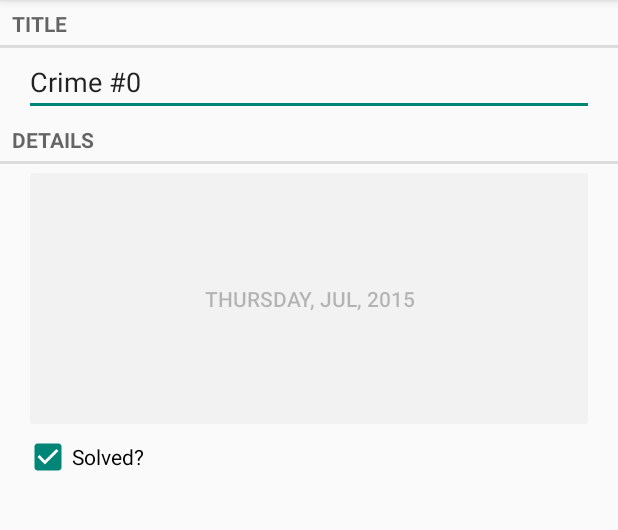
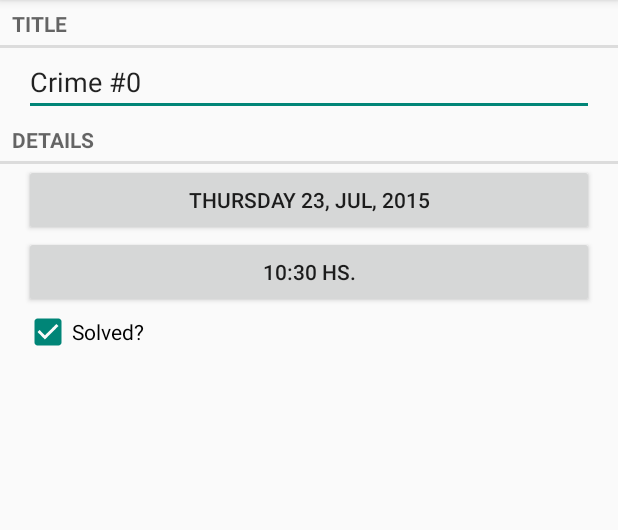
Before and after one commit to matir91/LearningAndroid, an Android app: the CrimeFragment screen opened directly, with no data from a screen before it, on a phone screen of 412 x 824 dp, the part 84-614 px from its top. Run offline under Robolectric (Android 15) with nearby library versions, the light colour scheme and no system bars.

Commit message:
Chapter 12 finished

```diff
--- a/CriminalIntent/app/src/main/java/criminalintent/mirland/xmartlabs/com/criminalintent/CrimeFragment.java
+++ b/CriminalIntent/app/src/main/java/criminalintent/mirland/xmartlabs/com/criminalintent/CrimeFragment.java
@@ -1,7 +1,10 @@
 package criminalintent.mirland.xmartlabs.com.criminalintent;
 
+import android.app.Activity;
+import android.content.Intent;
 import android.os.Bundle;
 import android.support.v4.app.Fragment;
+import android.support.v4.app.FragmentManager;
 import android.text.Editable;
 import android.text.TextWatcher;
 import android.view.LayoutInflater;
@@ -12,6 +15,7 @@ import android.widget.CheckBox;
 import android.widget.CompoundButton;
 import android.widget.EditText;
 
+import java.util.Date;
 import java.util.UUID;
 
 import static criminalintent.mirland.xmartlabs.com.criminalintent.R.layout.fragment_crime;
@@ -23,11 +27,17 @@ public class CrimeFragment extends Fragment {
     public static final String EXTRA_CRIME_ID =
             "com.bignerdranch.android.criminalintent.crime_id";
 
+    private static final String DIALOG_DATE = "date";
+    private static final String DIALOG_TIME = "time";
+    private static final int REQUEST_DATE = 0;
+    private static final int REQUEST_TIME = 1;
+
     private Crime mCrime;
+
     private EditText mTitleField;
+    private Button mDateButton, mTimeButton;
+    private CheckBox mSolvedCheckBox;
 
-    private Button mDateButton;
-    private CheckBox mSolvedCheckBox;
 
     public CrimeFragment() {
     }
@@ -78,9 +88,32 @@ public class CrimeFragment extends Fragment {
         });
 
         mDateButton = (Button)v.findViewById(R.id.crime_date);
-        android.text.format.DateFormat df = new android.text.format.DateFormat();
-        mDateButton.setText(df.format("EEEE, MMM, yyyy", mCrime.getDate()));
-        mDateButton.setEnabled(false);
+ //       android.text.format.DateFormat df = new android.text.format.DateFormat();
+ //       mDateButton.setText(df.format("EEEE, MMM, yyyy", mCrime.getDate()));
+        mDateButton.setOnClickListener(new View.OnClickListener() {
+            public void onClick(View v) {
+                FragmentManager fm = getActivity()
+                        .getSupportFragmentManager();
+                DatePickerFragment dialog = DatePickerFragment
+                        .newInstance(mCrime.getDate());
+                dialog.setTargetFragment(CrimeFragment.this, REQUEST_DATE);
+                dialog.show(fm, DIALOG_DATE);
+            }
+        });
+
+        mTimeButton = (Button)v.findViewById(R.id.crime_time);
+//        mTimeButton.setText(df.format("k:m:s", mCrime.getDate()));
+        mTimeButton.setOnClickListener(new View.OnClickListener() {
+            public void onClick(View v) {
+                FragmentManager fm = getActivity()
+                        .getSupportFragmentManager();
+                TimePickerFragment dialog = TimePickerFragment
+                        .newInstance(mCrime.getDate());
+                dialog.setTargetFragment(CrimeFragment.this, REQUEST_TIME);
+                dialog.show(fm, DIALOG_TIME);
+            }
+        });
+
 
         mSolvedCheckBox = (CheckBox)v.findViewById(R.id.crime_solved);
         mSolvedCheckBox.setChecked(mCrime.isSolved());
@@ -91,7 +124,29 @@ public class CrimeFragment extends Fragment {
             }
         });
 
-
+        updateDate();
         return v;
     }
+
+    @Override
+    public void onActivityResult(int requestCode, int resultCode, Intent data) {
+        if (resultCode != Activity.RESULT_OK) return;
+        if (requestCode == REQUEST_DATE) {
+            Date date = (Date)data
+                    .getSerializableExtra(DatePickerFragment.EXTRA_DATE);
+            mCrime.setDate(date);
+            updateDate();
+        }else if(requestCode == REQUEST_TIME) {
+            Date date = (Date)data
+                    .getSerializableExtra(TimePickerFragment.EXTRA_TIME);
+            mCrime.setDate(date);
+            updateDate();
+        }
+    }
+
+    public void updateDate() {
+        android.text.format.DateFormat df = new android.text.format.DateFormat();
+        mDateButton.setText(df.format("EEEE dd, MMM, yyyy", mCrime.getDate()));
+        mTimeButton.setText(df.format("k:m", mCrime.getDate()) + " hs.");
+    }
 }
--- a/CriminalIntent/app/src/main/java/criminalintent/mirland/xmartlabs/com/criminalintent/CrimePagerActivity.java
+++ b/CriminalIntent/app/src/main/java/criminalintent/mirland/xmartlabs/com/criminalintent/CrimePagerActivity.java
@@ -2,10 +2,10 @@ package criminalintent.mirland.xmartlabs.com.criminalintent;
 
 import android.os.Bundle;
 import android.support.v4.app.Fragment;
-import android.support.v4.app.FragmentActivity;
 import android.support.v4.app.FragmentManager;
 import android.support.v4.app.FragmentStatePagerAdapter;
 import android.support.v4.view.ViewPager;
+import android.support.v7.app.AppCompatActivity;
 
 import java.util.ArrayList;
 import java.util.UUID;
@@ -13,7 +13,7 @@ import java.util.UUID;
 /**
  * Created by mirland on 22/07/15.
  */
-public class CrimePagerActivity extends FragmentActivity {
+public class CrimePagerActivity extends AppCompatActivity {
     private ViewPager mViewPager;
     private ArrayList<Crime> mCrimes;
 
--- a/CriminalIntent/app/src/main/res/layout/fragment_crime.xml
+++ b/CriminalIntent/app/src/main/res/layout/fragment_crime.xml
@@ -27,7 +27,14 @@
           android:layout_height="wrap_content"
           android:layout_marginLeft="16dp"
           android:layout_marginRight="16dp"
-          android:padding="80dp"
+          android:padding="8dp"
+    />
+  <Button android:id="@+id/crime_time"
+          android:layout_width="match_parent"
+          android:layout_height="wrap_content"
+          android:layout_marginLeft="16dp"
+          android:layout_marginRight="16dp"
+          android:padding="8dp"
     />
   <CheckBox android:id="@+id/crime_solved"
             android:layout_width="match_parent"
--- a/CriminalIntent/app/src/main/res/values-v21/styles.xml
+++ b/CriminalIntent/app/src/main/res/values-v21/styles.xml
@@ -1,5 +1,5 @@
 <?xml version="1.0" encoding="utf-8"?>
 <resources>
-    <style name="AppTheme" parent="android:Theme.Material.Light">
+    <style name="AppTheme" parent="Theme.AppCompat.Light">
     </style>
 </resources>
--- a/CriminalIntent/app/src/main/res/values/strings.xml
+++ b/CriminalIntent/app/src/main/res/values/strings.xml
@@ -9,4 +9,6 @@
   <string name="crime_details_label">Details</string>
   <string name="crime_solved_label">Solved?</string>
   <string name="crimes_title">Crimes</string>
+  <string name="date_picker_title">Date of crime:</string>
+  <string name="time_picker_title">Tieme Crime</string>
 </resources>
--- a/CriminalIntent/app/src/main/res/values/styles.xml
+++ b/CriminalIntent/app/src/main/res/values/styles.xml
@@ -1,7 +1,7 @@
 <resources>
 
   <!-- Base application theme. -->
-  <style name="AppTheme" parent="android:Theme.Holo.Light.DarkActionBar">
+  <style name="AppTheme" parent="Theme.AppCompat.Light.DarkActionBar">
     <!-- Customize your theme here. -->
   </style>
 
```
Also changed, not shown: CriminalIntent/app/src/main/java/criminalintent/mirland/xmartlabs/com/criminalintent/DatePickerFragment.java (added, +89 -0 lines), CriminalIntent/app/src/main/java/criminalintent/mirland/xmartlabs/com/criminalintent/TimePickerFragment.java (added, +91 -0 lines), CriminalIntent/app/src/main/res/layout/dialog_date.xml (added, +7 -0 lines), CriminalIntent/app/src/main/res/layout/dialog_time.xml (added, +7 -0 lines).
